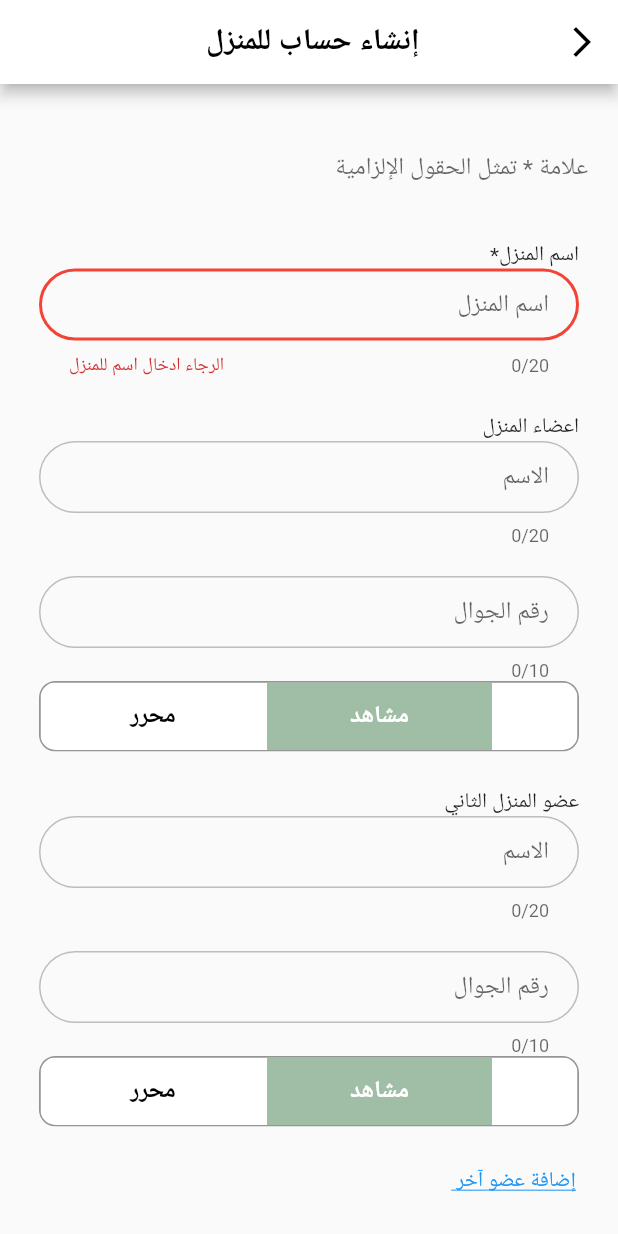
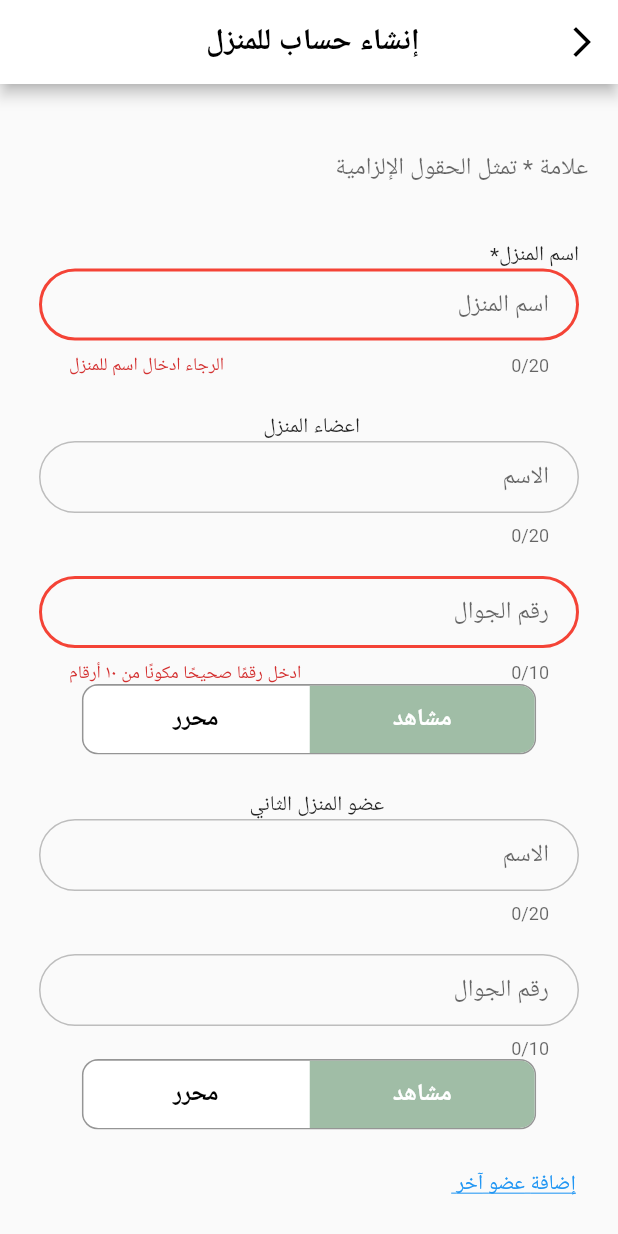
Before and after one commit to reemswe/rashd, a Flutter app: the screen it shows after launch, after a tap on "إنشاء", after a tap on "إضافة عضو آخر", on a phone screen of 412 x 824 dp. Run offline on Flutter 3.47's test engine with Material 2 defaults, Android fonts, the phone set to English and light mode, and no system bars; drawn by our look-alikes of toggle_switch; our stand-ins replace cloud_firestore, firebase_core, syncfusion_flutter_charts; accounts and stored records are empty.

Commit message:
Update create_house_account.dart

```diff
--- a/lib/create_house_account.dart
+++ b/lib/create_house_account.dart
@@ -18,7 +18,14 @@ class _CreateHouseAccountState extends State<CreateHouseAccount> {
   TextEditingController membersPhoneNumber3 = TextEditingController();
   TextEditingController membersPhoneNumber4 = TextEditingController();
   TextEditingController membersPhoneNumber5 = TextEditingController();
+  TextEditingController membersNames1 = TextEditingController();
+  TextEditingController membersNames2 = TextEditingController();
+  TextEditingController membersNames3 = TextEditingController();
+  TextEditingController membersNames4 = TextEditingController();
+  TextEditingController membersNames5 = TextEditingController();
   List<TextEditingController> membersPhones = [];
+  List<TextEditingController> membersNames = [];
+
   ScrollController list = ScrollController();
 
   //toggle swithc
@@ -28,10 +35,7 @@ class _CreateHouseAccountState extends State<CreateHouseAccount> {
   var privilege_index2 = 1;
   //toggle switch
 
-  List roles = ['role', 'role', 'role', 'role', 'role'];
-  String role1 = "role";
-  String role2 = "role";
-  String role3 = "role";
+  List roles = ['viewer', 'viewer', 'viewer', 'viewer', 'viewer'];
 
   List indexes = ['الأول', 'الثاني', 'الثالث', 'الرابع', 'الخامس'];
   int num = 0;
@@ -48,6 +52,11 @@ class _CreateHouseAccountState extends State<CreateHouseAccount> {
       membersPhones.add(membersPhoneNumber3);
       membersPhones.add(membersPhoneNumber4);
       membersPhones.add(membersPhoneNumber5);
+      membersNames.add(membersNames1);
+      membersNames.add(membersNames2);
+      membersNames.add(membersNames3);
+      membersNames.add(membersNames4);
+      membersNames.add(membersNames5);
     });
   }
 
@@ -59,14 +68,12 @@ class _CreateHouseAccountState extends State<CreateHouseAccount> {
     privilege2 = 'viewer';
     return Container(
         padding: const EdgeInsets.fromLTRB(6, 12, 6, 12),
-        child:
-            Column(crossAxisAlignment: CrossAxisAlignment.stretch, children: <
-                Widget>[
+        child: Column(children: <Widget>[
           Text('  عضو المنزل $place ', textAlign: TextAlign.right),
           TextFormField(
             // maxLength: 20,
             maxLength: 20,
-
+            controller: membersNames[num],
             textAlign: TextAlign.right,
             decoration: InputDecoration(
               hintText: ' الاسم ',
@@ -185,6 +192,7 @@ class _CreateHouseAccountState extends State<CreateHouseAccount> {
                   privilege_edit2 = 'editor';
                   setState(() {
                     privilege2 = 'editor';
+                    roles[num] = 'editor';
                   });
                   print('switched to: editor');
                   print(privilege2);
@@ -193,6 +201,7 @@ class _CreateHouseAccountState extends State<CreateHouseAccount> {
                   privilege_edit2 = 'viewer';
                   setState(() {
                     privilege2 = 'viewer';
+                    roles[num] = 'viewer';
                   });
                   print('switched to: viewer');
                   print(privilege2);
@@ -215,7 +224,7 @@ class _CreateHouseAccountState extends State<CreateHouseAccount> {
   void init() {
     setState(() {
       createList();
-      clearText();
+      //clearText();
       //toggle switch
       privilege_index = 1;
       privilege_edit = 'viewer';
@@ -229,6 +238,7 @@ class _CreateHouseAccountState extends State<CreateHouseAccount> {
 
   @override
   Widget build(BuildContext context) {
+    createList();
     return Scaffold(
         appBar: AppBar(
           title: const Text(
@@ -322,76 +332,82 @@ class _CreateHouseAccountState extends State<CreateHouseAccount> {
                               ])),
                       Container(
                           padding: const EdgeInsets.fromLTRB(6, 12, 6, 12),
-                          child: Column(
-                              crossAxisAlignment: CrossAxisAlignment.stretch,
-                              children: <Widget>[
+                          child: Column(children: <Widget>[
                             const Text('اعضاء المنزل ',
                                 textAlign: TextAlign.right),
                             TextFormField(
                               // maxLength: 20,
                               maxLength: 20,
-
+                              controller: membersNames[0],
                               textAlign: TextAlign.right,
                               decoration: InputDecoration(
                                 hintText: ' الاسم ',
-                                    contentPadding: const EdgeInsets.fromLTRB(
-                                        20, 10, 20, 10),
+                                contentPadding:
+                                    const EdgeInsets.fromLTRB(20, 10, 20, 10),
                                 focusedBorder: OutlineInputBorder(
-                                        borderRadius:
-                                            BorderRadius.circular(100.0),
-                                        borderSide: const BorderSide(
-                                            color: Colors.grey)),
+                                    borderRadius: BorderRadius.circular(100.0),
+                                    borderSide:
+                                        const BorderSide(color: Colors.grey)),
                                 enabledBorder: OutlineInputBorder(
-                                        borderRadius:
-                                            BorderRadius.circular(100.0),
+                                    borderRadius: BorderRadius.circular(100.0),
                                     borderSide: BorderSide(
                                         color: Colors.grey.shade400)),
                                 errorBorder: OutlineInputBorder(
-                                        borderRadius:
-                                            BorderRadius.circular(100.0),
+                                    borderRadius: BorderRadius.circular(100.0),
                                     borderSide: const BorderSide(
                                         color: Colors.red, width: 2.0)),
                                 focusedErrorBorder: OutlineInputBorder(
-                                        borderRadius:
-                                            BorderRadius.circular(100.0),
+                                    borderRadius: BorderRadius.circular(100.0),
                                     borderSide: const BorderSide(
                                         color: Colors.red, width: 2.0)),
                               ),
+                              validator: (value) {
+                                if (membersPhones[0].text != '' &&
+                                    value == '') {
+                                  return 'اختر إسمًا للعضو ';
+                                }
+                                return null;
+                              },
                             ),
                             const SizedBox(
                               height: 20,
                             ),
+
                             TextFormField(
                               // maxLength: 20,
-                                  controller: membersPhoneNumber1,
+
+                              controller: membersPhones[0],
                               maxLength: 10,
+
                               textAlign: TextAlign.right,
                               decoration: InputDecoration(
                                 hintText: ' رقم الجوال ',
-                                    contentPadding: const EdgeInsets.fromLTRB(
-                                        20, 10, 20, 10),
+                                contentPadding:
+                                    const EdgeInsets.fromLTRB(20, 10, 20, 10),
                                 focusedBorder: OutlineInputBorder(
-                                        borderRadius:
-                                            BorderRadius.circular(100.0),
-                                        borderSide: const BorderSide(
-                                            color: Colors.grey)),
+                                    borderRadius: BorderRadius.circular(100.0),
+                                    borderSide:
+                                        const BorderSide(color: Colors.grey)),
                                 enabledBorder: OutlineInputBorder(
-                                        borderRadius:
-                                            BorderRadius.circular(100.0),
+                                    borderRadius: BorderRadius.circular(100.0),
                                     borderSide: BorderSide(
                                         color: Colors.grey.shade400)),
                                 errorBorder: OutlineInputBorder(
-                                        borderRadius:
-                                            BorderRadius.circular(100.0),
+                                    borderRadius: BorderRadius.circular(100.0),
                                     borderSide: const BorderSide(
                                         color: Colors.red, width: 2.0)),
                                 focusedErrorBorder: OutlineInputBorder(
-                                        borderRadius:
-                                            BorderRadius.circular(100.0),
+                                    borderRadius: BorderRadius.circular(100.0),
                                     borderSide: const BorderSide(
                                         color: Colors.red, width: 2.0)),
                               ),
                               keyboardType: TextInputType.number,
+                              validator: (value) {
+                                if (value!.length < 10) {
+                                  return 'ادخل رقمًا صحيحًا مكونًا من ١٠ أرقام';
+                                }
+                                return null;
+                              },
                             ),
                             // Row(
                             //   //mainAxisAlignment: MainAxisAlignment.end,
@@ -433,8 +449,7 @@ class _CreateHouseAccountState extends State<CreateHouseAccount> {
                             //   ],
                             // ),
                             Padding(
-                                  padding:
-                                      const EdgeInsets.fromLTRB(0, 0, 0, 0),
+                              padding: const EdgeInsets.fromLTRB(0, 0, 0, 0),
                               child: ToggleSwitch(
                                 minWidth: 150.0,
                                 minHeight: 45.0,
@@ -455,8 +470,8 @@ class _CreateHouseAccountState extends State<CreateHouseAccount> {
                                 ],
                                 initialLabelIndex: privilege_index,
                                 cornerRadius: 10.0,
-                                    activeFgColor: const Color.fromARGB(
-                                        255, 255, 255, 255),
+                                activeFgColor:
+                                    const Color.fromARGB(255, 255, 255, 255),
                                 inactiveBgColor: Colors.white,
                                 inactiveFgColor: Colors.black,
                                 totalSwitches: 2,
@@ -471,6 +486,7 @@ class _CreateHouseAccountState extends State<CreateHouseAccount> {
                                     privilege_edit = 'editor';
                                     setState(() {
                                       privilege = 'editor';
+                                      roles[0] = 'editor';
                                     });
                                     print('switched to: editor');
                                     print(privilege);
@@ -479,6 +495,7 @@ class _CreateHouseAccountState extends State<CreateHouseAccount> {
                                     privilege_edit = 'viewer';
                                     setState(() {
                                       privilege = 'viewer';
+                                      roles[0] = 'viewer';
                                     });
                                     print('switched to: viewer');
                                     print(privilege);
@@ -585,15 +602,19 @@ class _CreateHouseAccountState extends State<CreateHouseAccount> {
 
     houseId = docReference.id;
     houses.doc(houseId).update({'houseID': houseId});
-    print('0' + membersPhones[0].text);
+
     print('num $num');
+
     for (int i = 0; i <= num; i++) {
-      print('phone' + membersPhones[i].text);
-      print('privilege' + roles[i]);
-      houses
-          .doc(houseId)
-          .collection('houseMember')
-          .add({'memberID': membersPhones[i].text, 'privilege': roles[i]});
+      if (membersPhones[i].text != '') {
+        print('phone: ' + membersPhones[i].text);
+        print('privilege: ' + roles[i]);
+        houses.doc(houseId).collection('houseMember').add({
+          'memberID': membersPhones[i].text,
+          'privilege': roles[i],
+          'nickName': membersNames[i].text
+        });
       }
     }
   }
+}
```
Lines whose indentation alone changed are shown as unchanged.
